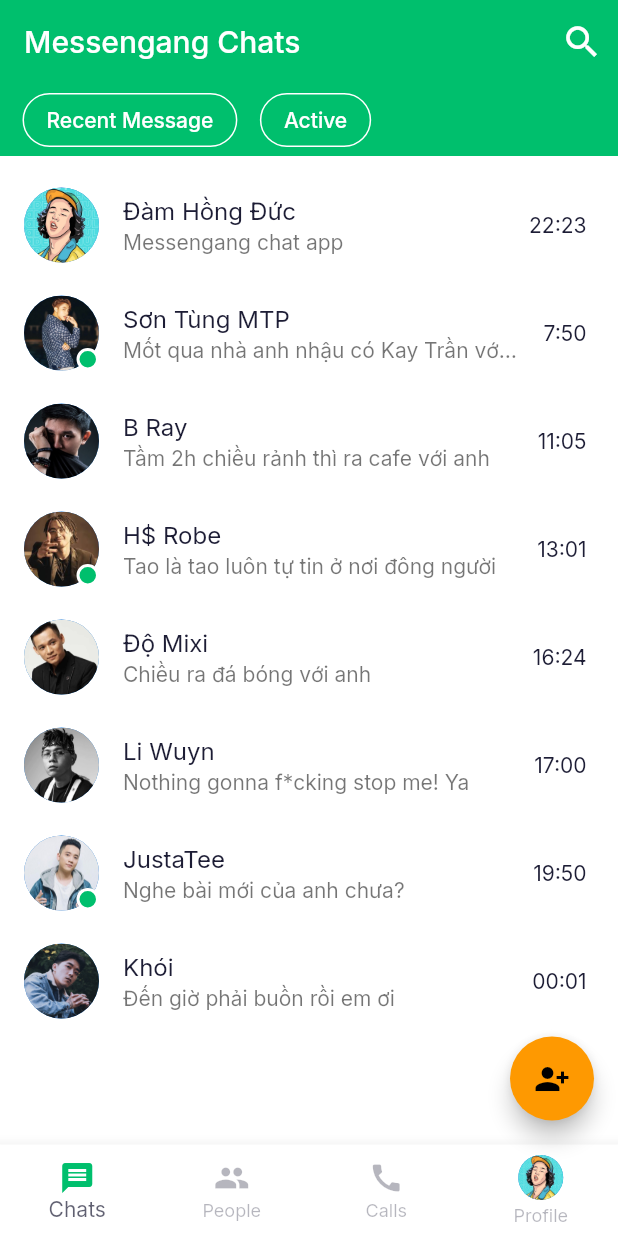
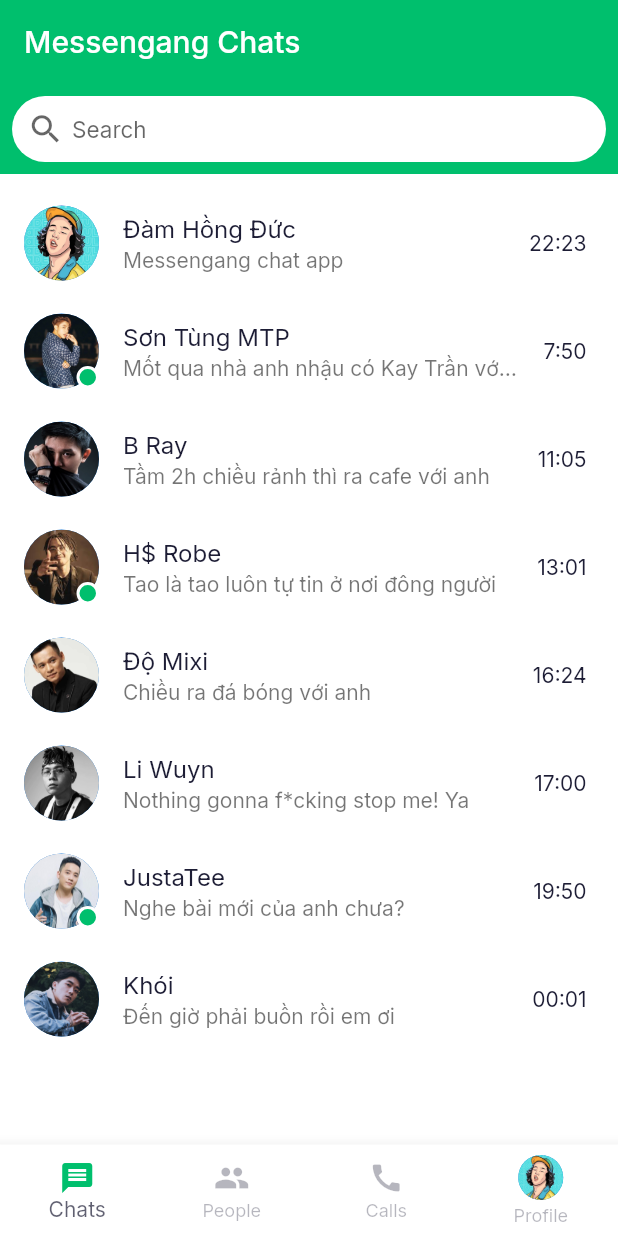
Before and after one commit to DAMHONGDUC/messengang-chat-app, a Flutter app: the MainsScreen screen opened directly, on a phone screen of 412 x 824 dp. Run offline on Flutter 3.47's test engine with Material 2 defaults, Android fonts, the phone set to English and light mode, and no system bars; our stand-ins replace cloud_firestore, firebase_auth, firebase_core, firebase_storage, google_fonts and 2 more; missing offline and left inert: dart:ffi, email_auth; accounts and stored records are empty.

Commit message:
add man hinh search

```diff
--- a/chat_app/lib/models/chat.dart
+++ b/chat_app/lib/models/chat.dart
@@ -71,3 +71,20 @@ List chatsData = [
     isActive: false,
   ),
 ];
+
+List searchData = [
+  Chat(
+    name: "B Ray",
+    latestMess: "Tầm 2h chiều rảnh thì ra cafe với anh",
+    image: "assets/images/3.png",
+    time: "11:05",
+    isActive: false,
+  ),
+  Chat(
+    name: "H\$ Robe",
+    latestMess: "Tao là tao luôn tự tin ở nơi đông người",
+    image: "assets/images/4.png",
+    time: "13:01",
+    isActive: true,
+  ),
+];
--- /dev/null
+++ b/chat_app/lib/providers/chatProvider.dart
@@ -0,0 +1,12 @@
+import 'package:flutter/material.dart';
+
+class ChatProvider extends ChangeNotifier {
+  bool _isSearch = false;
+
+  bool get isSearch => _isSearch;
+
+  void setSearch() {
+    _isSearch = !_isSearch;
+    notifyListeners();
+  }
+}
--- a/chat_app/lib/screens/chats_screen.dart
+++ b/chat_app/lib/screens/chats_screen.dart
@@ -1,10 +1,16 @@
+import 'dart:async';
+import 'dart:ffi';
 import 'package:chat_app/models/chat.dart';
+import 'package:chat_app/providers/chatProvider.dart';
 import 'package:chat_app/screens/message_screen.dart';
+import 'package:chat_app/screens/search_screen.dart';
 import 'package:chat_app/values/app_asstets.dart';
 import 'package:chat_app/values/app_colors.dart';
 import 'package:chat_app/widget/custom_outline_button.dart';
+import 'package:chat_app/widget/search_textfield.dart';
 import 'package:flutter/material.dart';
 import 'package:flutter/rendering.dart';
+import 'package:provider/provider.dart';
 
 class ChatsScreen extends StatefulWidget {
   const ChatsScreen({Key? key}) : super(key: key);
@@ -16,41 +22,73 @@ class ChatsScreen extends StatefulWidget {
 class _ChatsScreenState extends State<ChatsScreen> {
   @override
   Widget build(BuildContext context) {
+    final ChatProvider chatProvider = Provider.of<ChatProvider>(context);
+
+    return chatProvider.isSearch
+        ? ListChat(data: searchData)
+        : ListChat(data: chatsData);
+  }
+}
+
+class ListChat extends StatelessWidget {
+  final List<dynamic> data;
+  const ListChat({Key? key, required this.data}) : super(key: key);
+
+  @override
+  Widget build(BuildContext context) {
     return Column(
       children: [
-        Container(
+        GestureDetector(
+          onTap: () {
+            Navigator.push(context,
+                MaterialPageRoute(builder: (context) => SearchScreen()));
+          },
+          child: Container(
+            height: 60,
+            width: double.infinity,
             color: AppColor.kPrimaryColor,
+            child: Padding(
+              padding: const EdgeInsets.all(8.0),
+              child: Container(
+                  decoration: BoxDecoration(
+                      color: Color.fromARGB(255, 255, 255, 255),
+                      borderRadius: BorderRadius.all(Radius.circular(30))),
                   child: Row(
+                    crossAxisAlignment: CrossAxisAlignment.center,
                     children: [
                       SizedBox(
-                width: 15,
+                        width: 10,
                       ),
-              CustomOutlineButton(
-                title: 'Recent Message',
-                onpress: () {},
+                      Icon(
+                        Icons.search,
+                        size: 25,
+                        color: Colors.black.withOpacity(0.6),
                       ),
                       SizedBox(
-                width: 15,
+                        width: 5,
                       ),
-              CustomOutlineButton(
-                title: 'Active',
-                onpress: () {},
+                      Text(
+                        "Search",
+                        style: TextStyle(
+                            color: Colors.black.withOpacity(0.6), fontSize: 15),
+                      )
+                    ],
+                  )),
             ),
-            ],
           ),
         ),
         Expanded(
           child: Container(
             margin: const EdgeInsets.only(top: 10, right: 5),
             child: ListView.builder(
-                itemCount: chatsData.length,
+                itemCount: data.length,
                 itemBuilder: ((context, index) {
                   return rowChat(
-                    chat: chatsData[index],
+                    chat: data[index],
                   );
                 })),
           ),
-        )
+        ),
       ],
     );
   }
--- a/chat_app/lib/screens/main_screen.dart
+++ b/chat_app/lib/screens/main_screen.dart
@@ -1,5 +1,6 @@
 import 'package:chat_app/models/userChat.dart';
 import 'package:chat_app/providers/authProvider.dart';
+import 'package:chat_app/providers/databaseProvider.dart';
 import 'package:chat_app/screens/call_screen.dart';
 import 'package:chat_app/screens/chats_screen.dart';
 import 'package:chat_app/values/app_colors.dart';
@@ -35,8 +36,6 @@ class _MainsScreenState extends State<MainsScreen> {
     return Scaffold(
       appBar: buildAppBar(),
       body: screen[_selectedIndex],
-      floatingActionButton: FloatingActionButton(
-          onPressed: () {}, child: Icon(Icons.person_add_alt_1)),
       bottomNavigationBar: buildBottomNavigatorBar(),
     );
   }
@@ -67,15 +66,6 @@ class _MainsScreenState extends State<MainsScreen> {
       elevation: 0,
       title: Text('Messengang Chats'),
       automaticallyImplyLeading: false,
-      actions: [
-        IconButton(
-          onPressed: () {},
-          icon: Icon(
-            Icons.search,
-            size: 28,
-          ),
-        ),
-      ],
     );
   }
 }
--- a/vande.txt
+++ b/vande.txt
@@ -3,5 +3,5 @@ hongduc001h@gmail.com
 12345678
 
 chưa làm reset password
-TH đăng nhập ko thành công
 TH verify thì sau 1 lúc m( từ lúc check link trên mail) mới dc (xử lí animation)
+TH search lúc đóng bàn phím thì trả về list chat ban đầu (list chat khi mới vào app)
```
Also changed, not shown: chat_app/lib/main.dart (+9 -4 lines), chat_app/lib/providers/databaseProvider.dart (+14 -5 lines), chat_app/lib/screens/search_screen.dart (added, +14 -0 lines), chat_app/lib/widget/search_textfield.dart (added, +43 -0 lines). Lines whose indentation alone changed are shown as unchanged.
